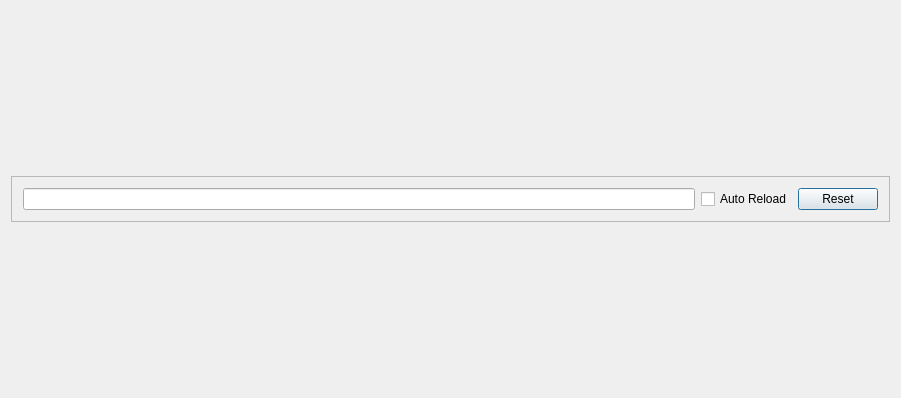
Qt form modules/sinks/sink_plots/dialogplots.ui (b-xiang/taskBus) before a commit.
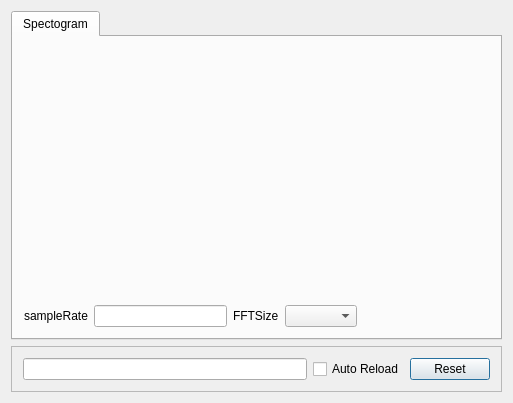
The same form after that commit. Custom widgets are drawn as their Qt base class.

Commit message: debug for new spectrogram functions

```diff
--- a/modules/sinks/sink_plots/dialogplots.ui
+++ b/modules/sinks/sink_plots/dialogplots.ui
@@ -6,8 +6,8 @@
    <rect>
     <x>0</x>
     <y>0</y>
-    <width>901</width>
-    <height>398</height>
+    <width>513</width>
+    <height>403</height>
    </rect>
   </property>
   <property name="windowTitle">
@@ -15,14 +15,65 @@
   </property>
   <layout class="QVBoxLayout" name="verticalLayout">
    <item>
-    <layout class="QGridLayout" name="gridLayout">
-     <property name="sizeConstraint">
-      <enum>QLayout::SetFixedSize</enum>
+    <widget class="QTabWidget" name="tabWidget_outputs">
+     <property name="currentIndex">
+      <number>0</number>
      </property>
-     <property name="spacing">
-      <number>2</number>
-     </property>
-    </layout>
+     <widget class="QWidget" name="tab_2">
+      <attribute name="title">
+       <string>Spectogram</string>
+      </attribute>
+      <layout class="QVBoxLayout" name="verticalLayout_2">
+       <item>
+        <widget class="spectroGramCtrl" name="spectrogram" native="true">
+         <property name="sizePolicy">
+          <sizepolicy hsizetype="Expanding" vsizetype="Expanding">
+           <horstretch>0</horstretch>
+           <verstretch>0</verstretch>
+          </sizepolicy>
+         </property>
+        </widget>
+       </item>
+       <item>
+        <layout class="QHBoxLayout" name="horizontalLayout_2">
+         <item>
+          <widget class="QLabel" name="label">
+           <property name="text">
+            <string>sampleRate</string>
+           </property>
+          </widget>
+         </item>
+         <item>
+          <widget class="QLineEdit" name="lineEdit_spr"/>
+         </item>
+         <item>
+          <widget class="QLabel" name="label_2">
+           <property name="text">
+            <string>FFTSize</string>
+           </property>
+          </widget>
+         </item>
+         <item>
+          <widget class="QComboBox" name="comboBox_fft"/>
+         </item>
+         <item>
+          <spacer name="horizontalSpacer">
+           <property name="orientation">
+            <enum>Qt::Horizontal</enum>
+           </property>
+           <property name="sizeHint" stdset="0">
+            <size>
+             <width>40</width>
+             <height>20</height>
+            </size>
+           </property>
+          </spacer>
+         </item>
+        </layout>
+       </item>
+      </layout>
+     </widget>
+    </widget>
    </item>
    <item>
     <widget class="QFrame" name="frame">
@@ -62,6 +113,14 @@
   </layout>
  </widget>
  <layoutdefault spacing="6" margin="11"/>
+ <customwidgets>
+  <customwidget>
+   <class>spectroGramCtrl</class>
+   <extends>QWidget</extends>
+   <header>spectrogramctrl.h</header>
+   <container>1</container>
+  </customwidget>
+ </customwidgets>
  <resources/>
  <connections/>
 </ui>
```
The commit also changes 20 other files.
